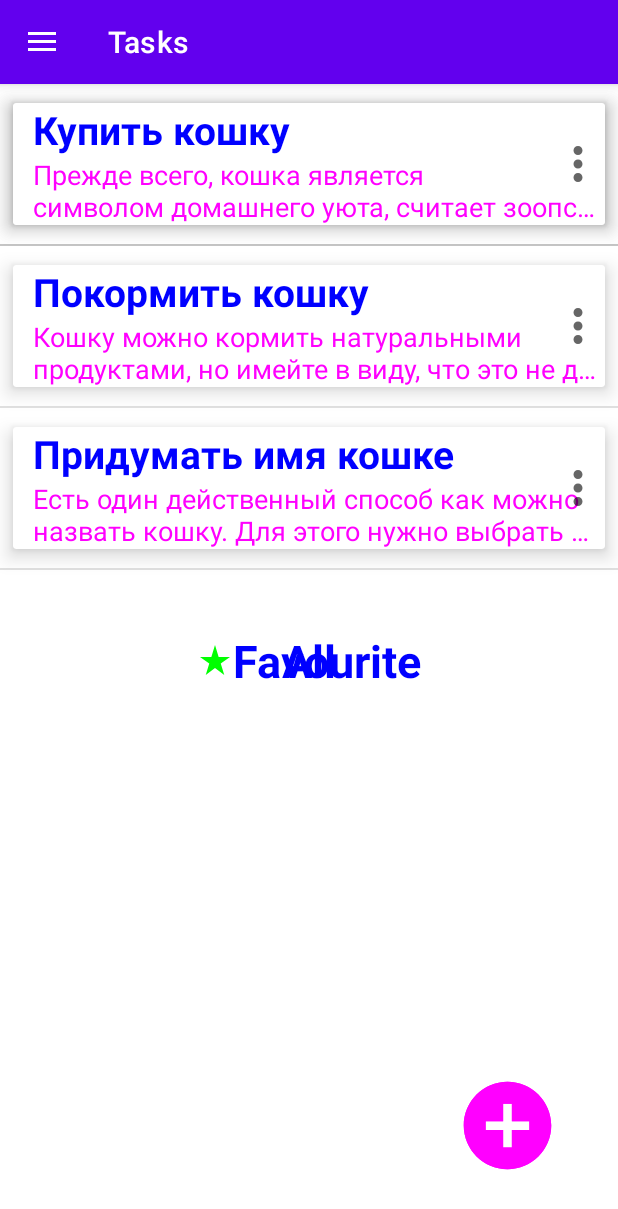
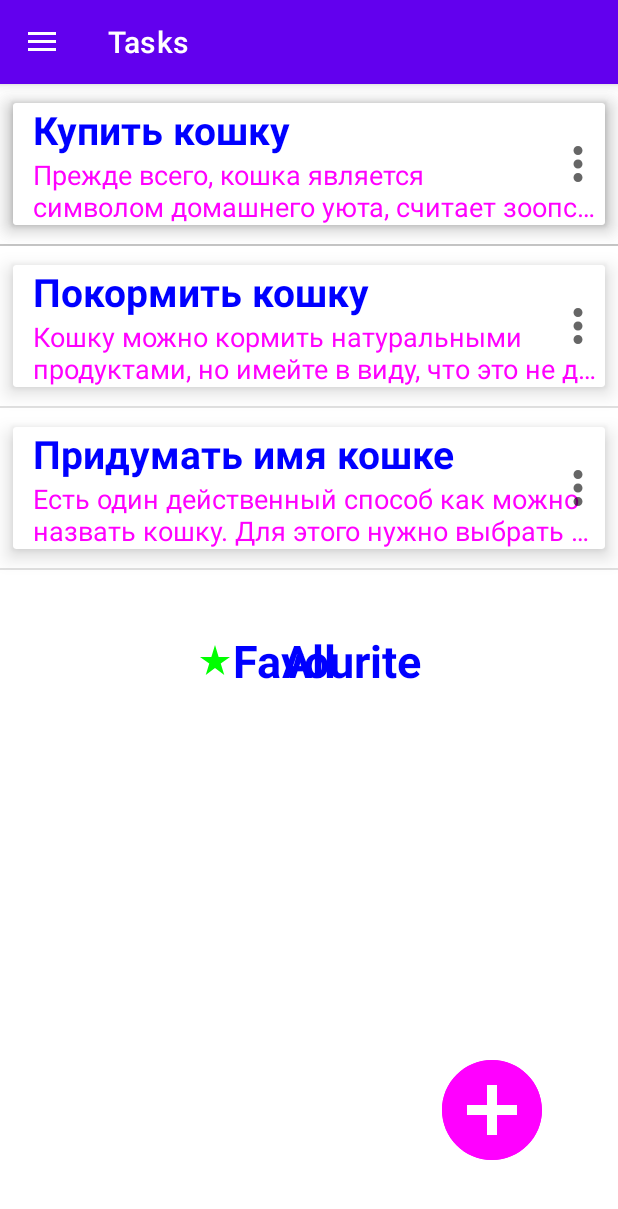
Before and after one commit to SanyaKRY/my-android-app, an Android app: the screen it shows after launch (MainActivity), on a phone screen of 412 x 824 dp. Shown: the top 1209 px of the screen. Run offline under Robolectric (Android 15) with nearby library versions, the light colour scheme and no system bars; 1 statement that could not run was skipped.

Commit message:
Add minor changes

```diff
--- a/toDoList/app/src/main/java/com/example/todolist/MainActivity.java
+++ b/toDoList/app/src/main/java/com/example/todolist/MainActivity.java
@@ -13,7 +13,6 @@ import android.util.Log;
 import android.view.LayoutInflater;
 import android.view.MenuItem;
 import android.view.View;
-import android.widget.AdapterView;
 import android.widget.ListView;
 import android.widget.TabHost;
 import android.widget.Toast;
@@ -138,7 +137,7 @@ public class MainActivity extends AppCompatActivity {
 
     private void setAllTasks() {
         Log.d(TAG, "MainActivity setAllTasks()");
-        ArrayList<Task> taskListAll = new ArrayList();
+        ArrayList<Task> taskListAll = new ArrayList<>();
         taskListAll.add(new Task("Купить кошку", "Прежде всего, кошка является символом домашнего уюта, считает зоопсихолог, доцент Московского психолого-педагогического института Мария Сотская."));
         taskListAll.add(new Task("Покормить кошку", "Кошку можно кормить натуральными продуктами, но имейте в виду, что это не должна быть еда со стола. Можно давать нежирные кисломолочные продукты (творог, кефир), мясные субпродукты (печень, легкое, почки, сердце), мясо (говядину, баранину, крольчатину), рыбу (сельдь, сардины, скумбрию), овощи (кабачки, тыкву, огурцы)."));
         taskListAll.add(new Task("Придумать имя кошке", "Есть один действенный способ как можно назвать кошку. Для этого нужно выбрать любую букву алфавита, и на неё придумать кличку, учитывая пол животного. Затем следует позвать кота придуманным именем."));
@@ -151,7 +150,7 @@ public class MainActivity extends AppCompatActivity {
 
     private void setFavouriteTasks() {
         Log.d(TAG, "MainActivity setFavouriteTasks()");
-        ArrayList<Task> taskListFavourite = new ArrayList();
+        ArrayList<Task> taskListFavourite = new ArrayList<>();
         taskListFavourite.add(new Task("Купить кошку", "Прежде всего, кошка является символом домашнего уюта, считает зоопсихолог, доцент Московского психолого-педагогического института Мария Сотская."));
         ListView favouriteTaskListView = (ListView) findViewById(R.id.favourite_tasks);
         favouriteTaskAdapter = new FavouriteTaskAdapter(this, R.layout.task_list, taskListFavourite);
--- /dev/null
+++ b/toDoList/app/src/main/res/drawable/add_circle_button_normal.xml
@@ -0,0 +1,5 @@
+<vector android:height="80dp" android:tint="#FF00FF"
+    android:viewportHeight="24" android:viewportWidth="24"
+    android:width="80dp" xmlns:android="http://schemas.android.com/apk/res/android">
+    <path android:fillColor="@android:color/white" android:pathData="M12,2C6.48,2 2,6.48 2,12s4.48,10 10,10 10,-4.48 10,-10S17.52,2 12,2zM17,13h-4v4h-2v-4L7,13v-2h4L11,7h2v4h4v2z"/>
+</vector>
--- a/toDoList/app/src/main/res/drawable/add_circle_button.xml
+++ b/toDoList/app/src/main/res/drawable/add_circle_button_pressed.xml
@@ -1,5 +1,5 @@
-<vector android:height="70dp" android:tint="#FF00FF"
+<vector android:height="60dp" android:tint="#0000FF"
     android:viewportHeight="24" android:viewportWidth="24"
-    android:width="70dp" xmlns:android="http://schemas.android.com/apk/res/android">
+    android:width="60dp" xmlns:android="http://schemas.android.com/apk/res/android">
     <path android:fillColor="@android:color/white" android:pathData="M12,2C6.48,2 2,6.48 2,12s4.48,10 10,10 10,-4.48 10,-10S17.52,2 12,2zM17,13h-4v4h-2v-4L7,13v-2h4L11,7h2v4h4v2z"/>
 </vector>
--- /dev/null
+++ b/toDoList/app/src/main/res/drawable/image_button_selector.xml
@@ -0,0 +1,6 @@
+<?xml version="1.0" encoding="utf-8"?>
+<selector xmlns:android="http://schemas.android.com/apk/res/android">
+    <item android:state_pressed="true"
+        android:drawable="@drawable/add_circle_button_pressed" /> <!-- pressed -->
+    <item android:drawable="@drawable/add_circle_button_normal" /> <!-- default -->
+</selector>
--- a/toDoList/app/src/main/res/layout/activity_main.xml
+++ b/toDoList/app/src/main/res/layout/activity_main.xml
@@ -41,15 +41,15 @@
 
                     <ImageButton
                         android:id="@+id/add_circle_button_all"
-                        android:layout_width="60dp"
-                        android:layout_height="60dp"
+                        android:layout_width="wrap_content"
+                        android:layout_height="wrap_content"
                         android:layout_marginEnd="44dp"
                         android:layout_marginBottom="44dp"
                         android:background="@android:color/transparent"
                         app:layout_constraintBottom_toBottomOf="parent"
                         app:layout_constraintEnd_toEndOf="parent"
                         android:onClick="addTask"
-                        app:srcCompat="@drawable/add_circle_button" />
+                        app:srcCompat="@drawable/image_button_selector" />
                 </androidx.constraintlayout.widget.ConstraintLayout>
 
                 <androidx.constraintlayout.widget.ConstraintLayout
@@ -64,15 +64,15 @@
 
                     <ImageButton
                         android:id="@+id/add_circle_button_favourite"
-                        android:layout_width="60dp"
-                        android:layout_height="60dp"
+                        android:layout_width="wrap_content"
+                        android:layout_height="wrap_content"
                         android:layout_marginEnd="44dp"
                         android:layout_marginBottom="44dp"
                         android:background="@android:color/transparent"
                         app:layout_constraintBottom_toBottomOf="parent"
                         app:layout_constraintEnd_toEndOf="parent"
                         android:onClick="addTask"
-                        app:srcCompat="@drawable/add_circle_button" />
+                        app:srcCompat="@drawable/image_button_selector" />
                 </androidx.constraintlayout.widget.ConstraintLayout>
             </FrameLayout>
         </LinearLayout>
@@ -83,6 +83,7 @@
         android:layout_width="wrap_content"
         android:layout_height="match_parent"
         android:layout_gravity="start"
+        app:itemTextAppearance="@style/NavigationStyle"
         app:itemTextColor="@color/blue"
         app:headerLayout="@layout/navigation_header"
         app:menu="@menu/navigation_menu"/>
--- a/toDoList/app/src/main/res/layout/settings_activity.xml
+++ b/toDoList/app/src/main/res/layout/settings_activity.xml
@@ -34,7 +34,7 @@
             android:layout_width="wrap_content"
             android:layout_height="wrap_content"
             android:onClick="onRadioButtonClicked"
-            android:textStyle="bold"
+            android:textStyle="bold" android:textSize="20sp"
             android:text="@string/shared_pref" />
 
             <RadioButton android:id="@+id/externalRadioButton"
@@ -42,6 +42,7 @@
             android:layout_height="wrap_content"
             android:text="@string/external"
             android:textStyle="bold"
+            android:textSize="20sp"
             android:onClick="onRadioButtonClicked"/>
 
             <RadioButton android:id="@+id/internalRadioButton"
@@ -49,6 +50,7 @@
             android:layout_height="wrap_content"
             android:text="@string/internal"
             android:textStyle="bold"
+            android:textSize="20sp"
             android:onClick="onRadioButtonClicked"/>
 
             <RadioButton android:id="@+id/sqlRadioButton"
@@ -56,6 +58,7 @@
             android:layout_height="wrap_content"
             android:text="@string/sql"
             android:textStyle="bold"
+            android:textSize="20sp"
             android:onClick="onRadioButtonClicked"/>
         </RadioGroup>
     </LinearLayout>
@@ -66,6 +69,7 @@
         android:layout_height="match_parent"
         android:layout_gravity="start"
         app:itemTextColor="@color/blue"
+        app:itemTextAppearance="@style/NavigationStyle"
         app:headerLayout="@layout/navigation_header"
         app:menu="@menu/navigation_menu"/>
 </androidx.drawerlayout.widget.DrawerLayout>
--- /dev/null
+++ b/toDoList/app/src/main/res/values/navigation_drawable_style.xml
@@ -0,0 +1,7 @@
+<?xml version="1.0" encoding="utf-8"?>
+<resources>
+    <style name="NavigationStyle">
+        <item name="android:textSize">26dp</item><!-- text size in menu-->
+        <item name="android:textStyle">bold</item>
+    </style>
+</resources>
```
